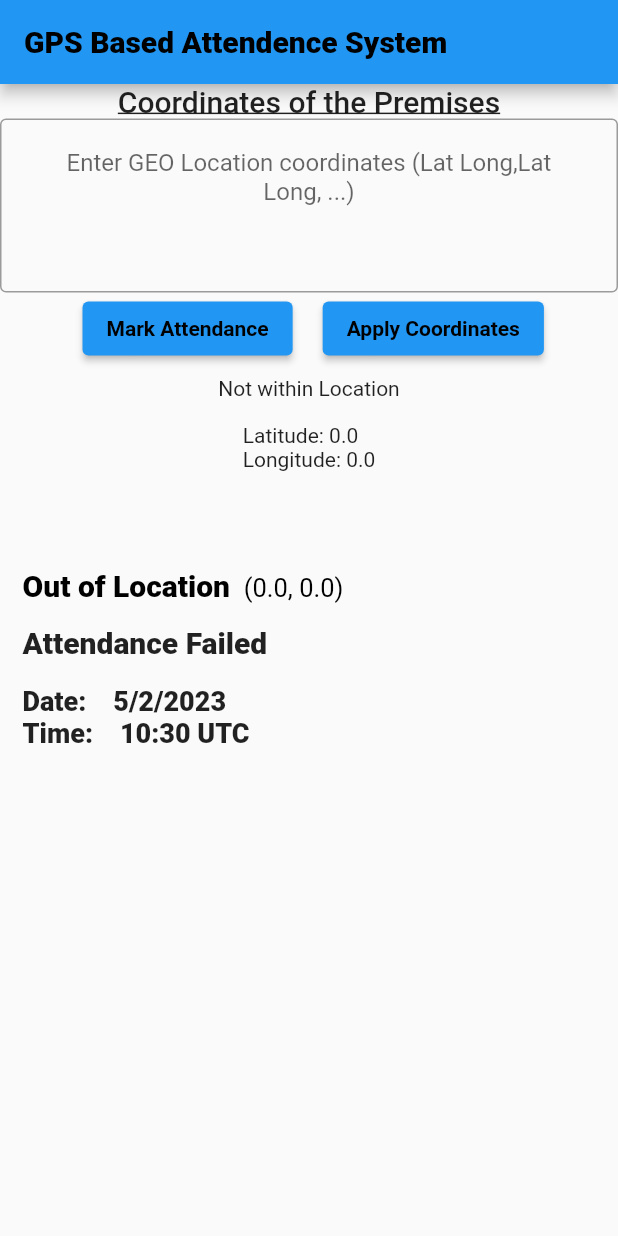
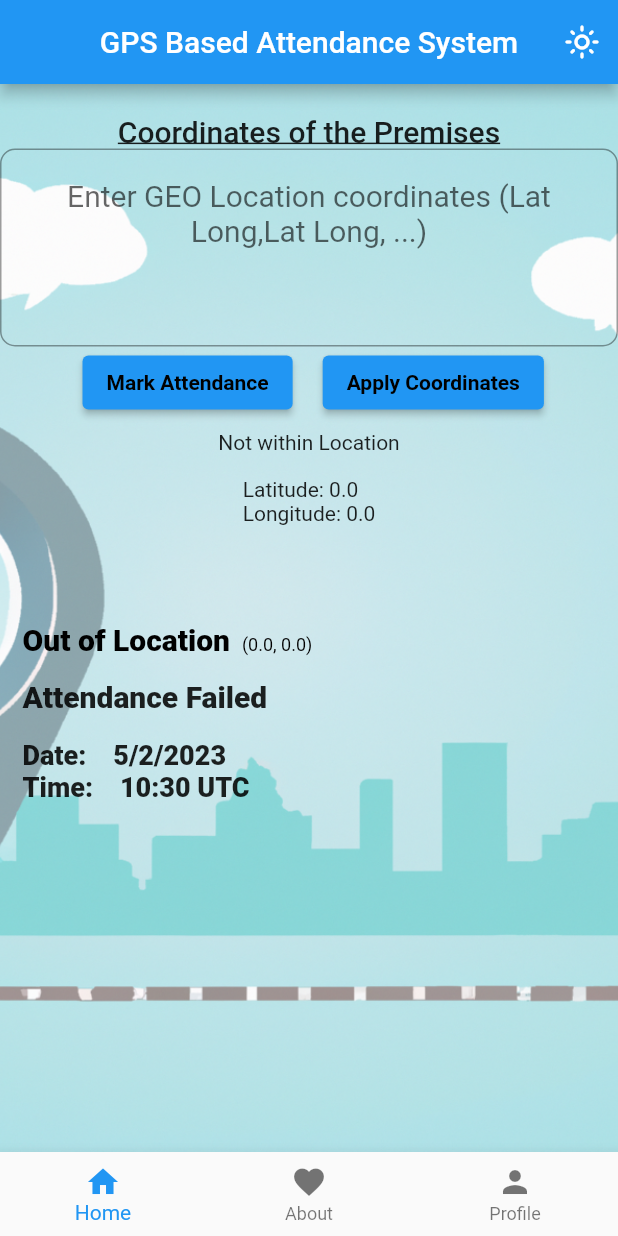
Before and after one commit to umerasrar176/Location-Tracking-App, a Flutter app: the screen it shows after launch, on a phone screen of 412 x 824 dp. Run offline on Flutter 3.47's test engine with Material 2 defaults, Android fonts, the phone set to English and light mode, and no system bars; our stand-ins replace geolocator, shared_preferences; missing offline and left inert: dart:ffi, latlng.

Commit message:
ADDED features Dark,Light mode, Background picture and more

```diff
--- a/lib/HomeScreen.dart
+++ b/lib/HomeScreen.dart
@@ -112,16 +112,27 @@ class _HomeScreenState extends State<HomeScreen> {
   Widget build(BuildContext context) {
     print("Build");
     return Scaffold(
-      appBar: AppBar(
+      /*appBar: AppBar(
         title: const Text('GPS Based Attendence System',
           style: TextStyle(fontWeight: FontWeight.w800,
               fontSize: 20,
               color: Colors.black,
           ),)
+      ),*/
+      body: Container(
+        height: double.infinity,
+        width: double.infinity,
+        decoration: const BoxDecoration(
+          image: DecorationImage(
+            fit: BoxFit.cover,
+            opacity: 0.5,
+            image: AssetImage("assets/images/GPS based Tracking.png"),
           ),
-      body: SingleChildScrollView(
+        ),
+        child: SingleChildScrollView(
           child: Column(
             children: <Widget>[
+              const SizedBox(height: 20),
               const Text("Coordinates of the Premises",
                 style: TextStyle(decoration: TextDecoration.underline,
                     fontWeight: FontWeight.w500,
@@ -129,11 +140,14 @@ class _HomeScreenState extends State<HomeScreen> {
               // Input field for polygon coordinates
               Center(
                 child: TextField(
+                  style: const TextStyle(fontSize: 20),
                   maxLines: 4,
                   textAlign: TextAlign.center,
                   keyboardType: TextInputType.multiline,
                   decoration: const InputDecoration(
-                  border: OutlineInputBorder(),
+                    border: OutlineInputBorder(
+                      borderRadius: BorderRadius.all(Radius.circular(10.0)),
+                    ),
                     hintText: 'Enter GEO Location coordinates (Lat Long,Lat Long, ...)',
                   ),
           onChanged: (value) {
@@ -223,13 +237,13 @@ class _HomeScreenState extends State<HomeScreen> {
               Row(
                 mainAxisAlignment: MainAxisAlignment.start,
                 children: [
-                Padding(padding:  EdgeInsets.only(top: 65.0, left: 15.0),
+                  Padding(padding:  const EdgeInsets.only(top: 65.0, left: 15.0),
                     child: present ? RichText(
                       text: TextSpan(
                         text: 'Inside Location ',
                         style: const TextStyle(color: Colors.black, fontWeight: FontWeight.w900 ,fontSize: 20),
                         children: <TextSpan>[
-                        TextSpan(text: '(${_userCoordinate.x}, ${_userCoordinate.y})', style: const TextStyle(color: Colors.black, fontWeight: FontWeight.w400 ,fontSize: 17)),
+                          TextSpan(text: '(${_userCoordinate.x}, ${_userCoordinate.y})', style: const TextStyle(color: Colors.black, fontWeight: FontWeight.w400 ,fontSize: 12)),
                         ],
                       ),
                     )//,Text("Inside Location (${_userCoordinate.x}, ${_userCoordinate.y})", style: const TextStyle(fontWeight: FontWeight.w900 ,fontSize: 15),)
@@ -238,7 +252,7 @@ class _HomeScreenState extends State<HomeScreen> {
                         text: 'Out of Location ',
                         style: const TextStyle(color: Colors.black, fontWeight: FontWeight.w900 ,fontSize: 20),
                         children: <TextSpan>[
-                        TextSpan(text: ' (${_userCoordinate.x}, ${_userCoordinate.y})', style: const TextStyle(color: Colors.black, fontWeight: FontWeight.w400 ,fontSize: 17)),
+                          TextSpan(text: ' (${_userCoordinate.x}, ${_userCoordinate.y})', style: const TextStyle(color: Colors.black, fontWeight: FontWeight.w400 ,fontSize: 12)),
                         ],
                       ),
                     ) //Text("Out of Location (${_userCoordinate.x}, ${_userCoordinate.y})", style: const TextStyle(fontWeight: FontWeight.w900 ,fontSize: 15),),
@@ -280,6 +294,7 @@ class _HomeScreenState extends State<HomeScreen> {
             ],
           ),
         ),
+      ),
     );
   }
 }
--- /dev/null
+++ b/lib/Profile.dart
@@ -0,0 +1,25 @@
+import 'package:flutter/cupertino.dart';
+import 'package:flutter/material.dart';
+
+class Profile extends StatefulWidget {
+  const Profile({Key? key}) : super(key: key);
+
+  @override
+  State<Profile> createState() => _ProfileState();
+}
+
+class _ProfileState extends State<Profile> {
+  @override
+  Widget build(BuildContext context) {
+    return  Scaffold(
+      body: Container(
+        color: Theme.of(context).backgroundColor,
+        child: Center(
+          child: Text('Profile Page', style: TextStyle(
+            color: Theme.of(context).textTheme.headline6?.color,
+          ),),
+        ),
+      ),
+    );
+  }
+}
--- /dev/null
+++ b/lib/Sources/services/storage_manager.dart
@@ -0,0 +1,27 @@
+import 'package:shared_preferences/shared_preferences.dart';
+
+class StorageManager {
+  static void saveData(String key, dynamic value) async {
+    final prefs = await SharedPreferences.getInstance();
+    if (value is int) {
+      prefs.setInt(key, value);
+    } else if (value is String) {
+      prefs.setString(key, value);
+    } else if (value is bool) {
+      prefs.setBool(key, value);
+    } else {
+      print("Invalid Type");
+    }
+  }
+
+  static Future<dynamic> readData(String key) async {
+    final prefs = await SharedPreferences.getInstance();
+    dynamic obj = prefs.get(key);
+    return obj;
+  }
+
+  static Future<bool> deleteData(String key) async {
+    final prefs = await SharedPreferences.getInstance();
+    return prefs.remove(key);
+  }
+}
--- /dev/null
+++ b/lib/Sources/theming/theme_manager.dart
@@ -0,0 +1,47 @@
+import 'package:flutter/material.dart';
+import '../services/storage_manager.dart';
+
+class ThemeNotifier with ChangeNotifier {
+  final darkTheme = ThemeData(
+    primaryColor: Colors.black,
+    brightness: Brightness.dark,
+    backgroundColor: const Color(0xFF212121),
+    dividerColor: Colors.black12, colorScheme: ColorScheme.fromSwatch(primarySwatch: Colors.grey).copyWith(secondary: Colors.white),
+  );
+
+  final lightTheme = ThemeData(
+    primaryColor: Colors.white,
+    brightness: Brightness.light,
+    backgroundColor: const Color(0xFFE5E5E5),
+    dividerColor: Colors.white54, colorScheme: ColorScheme.fromSwatch(primarySwatch: Colors.blue).copyWith(secondary: Colors.black),
+  );
+
+  ThemeData? _themeData;
+  ThemeData? getTheme() => _themeData;
+
+  ThemeNotifier() {
+    StorageManager.readData('themeMode').then((value) {
+      print('value read from storage: ' + value.toString());
+      var themeMode = value ?? 'light';
+      if (themeMode == 'light') {
+        _themeData = lightTheme;
+      } else {
+        print('setting dark theme');
+        _themeData = darkTheme;
+      }
+      notifyListeners();
+    });
+  }
+
+  void setDarkMode() async {
+    _themeData = darkTheme;
+    StorageManager.saveData('themeMode', 'dark');
+    notifyListeners();
+  }
+
+  void setLightMode() async {
+    _themeData = lightTheme;
+    StorageManager.saveData('themeMode', 'light');
+    notifyListeners();
+  }
+}
--- a/lib/main.dart
+++ b/lib/main.dart
@@ -1,10 +1,15 @@
 import 'package:flutter/material.dart';
 import 'package:location_checker_app/HomeScreen.dart';
-
-
+import 'package:location_checker_app/About.dart';
+import 'package:location_checker_app/Profile.dart';
+import 'package:location_checker_app/Sources/theming/theme_manager.dart';
+import 'package:provider/provider.dart';
 
 void main() {
-  runApp(const MyApp());
+  runApp(ChangeNotifierProvider<ThemeNotifier>(
+    create: (_) => ThemeNotifier(),
+    child: const MyApp(),
+  ));
 }
 
 class MyApp extends StatelessWidget {
@@ -13,106 +18,96 @@ class MyApp extends StatelessWidget {
   // This widget is the root of your application.
   @override
   Widget build(BuildContext context) {
-    return MaterialApp(
+    return Consumer<ThemeNotifier>(
+        builder: (context, theme, child) => MaterialApp(
+              theme: theme.getTheme(),
               title: 'Flutter Demo',
-      theme: ThemeData(
-        // This is the theme of your application.
-        //
-        // Try running your application with "flutter run". You'll see the
-        // application has a blue toolbar. Then, without quitting the app, try
-        // changing the primarySwatch below to Colors.green and then invoke
-        // "hot reload" (press "r" in the console where you ran "flutter run",
-        // or simply save your changes to "hot reload" in a Flutter IDE).
-        // Notice that the counter didn't reset back to zero; the application
-        // is not restarted.
-        primarySwatch: Colors.blue,
-      ),
-      home: const HomeScreen(),
-    );
+              //theme: ThemeData.light(),
+              //darkTheme: ThemeData.dark(),
+              //home: const HomeScreen(),
+              home: MyHomePage(),
+            ));
   }
 }
 
 class MyHomePage extends StatefulWidget {
-  const MyHomePage({super.key, required this.title});
-
-  // This widget is the home page of your application. It is stateful, meaning
-  // that it has a State object (defined below) that contains fields that affect
-  // how it looks.
-
-  // This class is the configuration for the state. It holds the values (in this
-  // case the title) provided by the parent (in this case the App widget) and
-  // used by the build method of the State. Fields in a Widget subclass are
-  // always marked "final".
-
-  final String title;
-
   @override
-  State<MyHomePage> createState() => _MyHomePageState();
+  _MyHomePageState createState() => _MyHomePageState();
 }
 
 class _MyHomePageState extends State<MyHomePage> {
-  int _counter = 0;
+  bool _isDarkMode = false;
+  int _selectedIndex = 0;
 
-  void _incrementCounter() {
-    setState(() {
-      // This call to setState tells the Flutter framework that something has
-      // changed in this State, which causes it to rerun the build method below
-      // so that the display can reflect the updated values. If we changed
-      // _counter without calling setState(), then the build method would not be
-      // called again, and so nothing would appear to happen.
-      _counter++;
-    });
-  }
+  static final List<String> _pageTitles = [
+    'GPS Based Attendance System',
+    'About',
+    'Profile'
+  ];
+
+  final List<Widget> pages = [
+    const HomeScreen(),
+    const AboutPage(),
+    const Profile()
+  ];
 
   @override
   Widget build(BuildContext context) {
-    // This method is rerun every time setState is called, for instance as done
-    // by the _incrementCounter method above.
-    //
-    // The Flutter framework has been optimized to make rerunning build methods
-    // fast, so that you can just rebuild anything that needs updating rather
-    // than having to individually change instances of widgets.
-    return Scaffold(
+    return Consumer<ThemeNotifier>(
+        builder: (context, theme, child) => Scaffold(
               appBar: AppBar(
-        // Here we take the value from the MyHomePage object that was created by
-        // the App.build method, and use it to set our appbar title.
-        title: Text(widget.title),
+                actions: <Widget>[
+                  IconButton(
+                      onPressed: () {
+                        if (_isDarkMode) {
+                          theme.setLightMode();
+                          setState(() {
+                            _isDarkMode = !_isDarkMode;
+                          });
+                        } else {
+                          theme.setDarkMode();
+                          setState(() {
+                            _isDarkMode = !_isDarkMode;
+                          });
+                        }
+                      },
+                      icon: const Icon(Icons.light_mode_outlined)),
+                  /*Switch(
+          value: _isDarkMode,
+          onChanged: (value) {
+            _toggleDarkMode();
+          },
+        ),*/
+                ],
+                title: Text(_pageTitles[_selectedIndex]),
+                centerTitle: true,
               ),
-      body: Center(
-        // Center is a layout widget. It takes a single child and positions it
-        // in the middle of the parent.
-        child: Column(
-          // Column is also a layout widget. It takes a list of children and
-          // arranges them vertically. By default, it sizes itself to fit its
-          // children horizontally, and tries to be as tall as its parent.
-          //
-          // Invoke "debug painting" (press "p" in the console, choose the
-          // "Toggle Debug Paint" action from the Flutter Inspector in Android
-          // Studio, or the "Toggle Debug Paint" command in Visual Studio Code)
-          // to see the wireframe for each widget.
-          //
-          // Column has various properties to control how it sizes itself and
-          // how it positions its children. Here we use mainAxisAlignment to
-          // center the children vertically; the main axis here is the vertical
-          // axis because Columns are vertical (the cross axis would be
-          // horizontal).
-          mainAxisAlignment: MainAxisAlignment.center,
-          children: <Widget>[
-            const Text(
-              'You have pushed the button this many times:',
+              body: pages[_selectedIndex],
+              bottomNavigationBar: BottomNavigationBar(
+                items: const <BottomNavigationBarItem>[
+                  BottomNavigationBarItem(
+                    icon: Icon(Icons.home),
+                    label: 'Home',
                   ),
-            Text(
-              '$_counter',
-              style: Theme.of(context).textTheme.headline4,
+                  BottomNavigationBarItem(
+                    icon: Icon(Icons.favorite),
+                    label: 'About',
+                  ),
+                  BottomNavigationBarItem(
+                    icon: Icon(Icons.person),
+                    label: 'Profile',
                   ),
                 ],
+                currentIndex: _selectedIndex,
+                selectedItemColor: Colors.blue,
+                onTap: (int index) {
+                  if (mounted) {
+                    setState(() {
+                      _selectedIndex = index;
+                    });
+                  }
+                },
               ),
-      ),
-      floatingActionButton: FloatingActionButton(
-        onPressed: _incrementCounter,
-        tooltip: 'Increment',
-        child: const Icon(Icons.add),
-      ), // This trailing comma makes auto-formatting nicer for build methods.
-    );
+            ));
   }
 }
```
Also changed, not shown: lib/About.dart (added, +25 -0 lines), pubspec.yaml (+5 -2 lines), assets/images/GPS based Tracking.png (added), pubspec.lock. Lines whose indentation alone changed are shown as unchanged.
